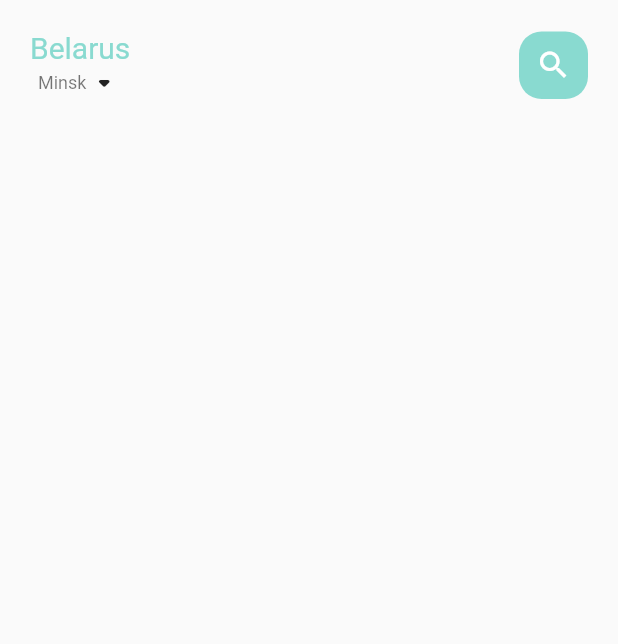
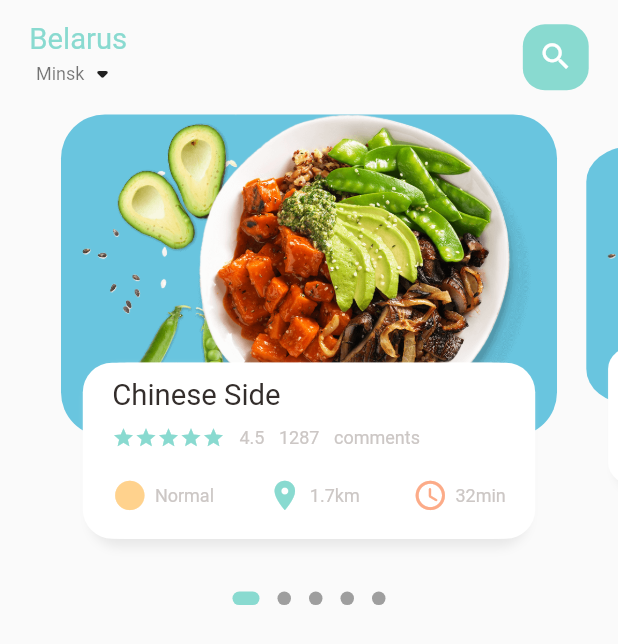
Before and after one commit to JuliaKliuchuk/flutter_ecommerce_app, a Flutter app: the screen it shows after launch, on a phone screen of 412 x 824 dp. Shown: the top 644 px of the screen. Run offline on Flutter 3.47's test engine with Material 2 defaults, Android fonts, the phone set to English and light mode, and no system bars; drawn by our look-alikes of dots_indicator; our stand-ins replace get.

Commit message:
added slider with food card; added adaptive sizes

```diff
--- /dev/null
+++ b/lib/home/food_page_body.dart
@@ -0,0 +1,201 @@
+import 'package:dots_indicator/dots_indicator.dart';
+import 'package:flutter/material.dart';
+import 'package:flutter_ecommerce_app/utils/colors.dart';
+import 'package:flutter_ecommerce_app/widgets/big_text.dart';
+import 'package:flutter_ecommerce_app/widgets/small_text.dart';
+
+import '../utils/dimentions.dart';
+import '../widgets/icon_and_text_widgets.dart';
+
+class FoodPageBody extends StatefulWidget {
+  const FoodPageBody({super.key});
+
+  @override
+  State<FoodPageBody> createState() => _FoodPageBodyState();
+}
+
+class _FoodPageBodyState extends State<FoodPageBody> {
+  final PageController _pageController = PageController(viewportFraction: 0.85);
+  var _currPageValue = 0.0;
+  final double _scaleFactor = 0.8;
+  final double _height = Dementions.pageViewContainer;
+
+  @override
+  void initState() {
+    super.initState();
+    _pageController.addListener(() {
+      setState(() {
+        _currPageValue = _pageController.page!;
+      });
+    });
+  }
+
+  @override
+  void dispose() {
+    super.dispose();
+    _pageController.dispose();
+  }
+
+  @override
+  Widget build(BuildContext context) {
+    return Column(
+      children: [
+        // slider
+        SizedBox(
+          height: Dementions.pageView,
+          child: PageView.builder(
+            controller: _pageController,
+            itemCount: 5,
+            itemBuilder: (context, position) {
+              return _buildPageItem(position);
+            },
+          ),
+        ),
+        //dots
+        DotsIndicator(
+          dotsCount: 5,
+          position: _currPageValue,
+          decorator: DotsDecorator(
+            activeColor: AppColors.mainColor,
+            size: const Size.square(9.0),
+            activeSize: const Size(18.0, 9.0),
+            activeShape: RoundedRectangleBorder(
+                borderRadius: BorderRadius.circular(5.0)),
+          ),
+        )
+      ],
+    );
+  }
+
+  Widget _buildPageItem(int index) {
+    //carousel customization (change card size)
+    Matrix4 matrix = Matrix4.identity();
+
+    if (index == _currPageValue.floor()) {
+      var currScale = 1 - (_currPageValue - index) * (1 - _scaleFactor);
+      var currTrans = _height * (1 - currScale) / 2;
+      matrix = Matrix4.diagonal3Values(1, currScale, 1)
+        ..setTranslationRaw(0, currTrans, 0);
+    } else if (index == _currPageValue.floor() + 1) {
+      var currScale =
+          _scaleFactor + (_currPageValue - index + 1) * (1 - _scaleFactor);
+      var currTrans = _height * (1 - currScale) / 2;
+      matrix = Matrix4.diagonal3Values(1, currScale, 1);
+      matrix = Matrix4.diagonal3Values(1, currScale, 1)
+        ..setTranslationRaw(0, currTrans, 0);
+    } else if (index == _currPageValue.floor() - 1) {
+      var currScale = 1 - (_currPageValue - index) * (1 - _scaleFactor);
+      var currTrans = _height * (1 - currScale) / 2;
+      matrix = Matrix4.diagonal3Values(1, currScale, 1);
+      matrix = Matrix4.diagonal3Values(1, currScale, 1)
+        ..setTranslationRaw(0, currTrans, 0);
+    } else {
+      var currScale = 0.8;
+      matrix = Matrix4.diagonal3Values(1, currScale, 1)
+        ..setTranslationRaw(0, _height * (1 - _scaleFactor) / 2, 1);
+    }
+
+    return Transform(
+      transform: matrix,
+      child: Stack(children: [
+        Container(
+          height: Dementions.pageViewContainer,
+          margin: EdgeInsets.only(
+            left: Dementions.width10,
+            right: Dementions.width10,
+          ),
+          decoration: BoxDecoration(
+            borderRadius: BorderRadius.circular(Dementions.radius30),
+            color: const Color(0xFF69c5df),
+            image: const DecorationImage(
+              image: AssetImage('assets/image/food1.png'),
+              fit: BoxFit.cover,
+            ),
+          ),
+        ),
+        Align(
+          alignment: Alignment.bottomCenter,
+          child: Container(
+            height: Dementions.pageViewTextContainer,
+            margin: EdgeInsets.only(
+                left: Dementions.width30,
+                right: Dementions.width30,
+                bottom: Dementions.height30),
+            decoration: BoxDecoration(
+              borderRadius: BorderRadius.circular(Dementions.radius20),
+              color: Colors.white,
+              boxShadow: const [
+                BoxShadow(
+                  color: Color(0xFFe8e8e8),
+                  blurRadius: 5.0,
+                  offset: Offset(0, 5),
+                ),
+                BoxShadow(
+                  color: Colors.white,
+                  offset: Offset(-5, 0),
+                ),
+                BoxShadow(
+                  color: Colors.white,
+                  offset: Offset(5, 0),
+                ),
+              ],
+            ),
+            child: Container(
+              padding: EdgeInsets.only(
+                  top: Dementions.height10,
+                  left: Dementions.width15,
+                  right: Dementions.width15),
+              child: Column(
+                crossAxisAlignment: CrossAxisAlignment.start,
+                children: [
+                  const BigText(text: 'Chinese Side'),
+                  SizedBox(height: Dementions.height10),
+                  Row(
+                    children: [
+                      Wrap(
+                        children: List.generate(
+                            5,
+                            (index) => const Icon(
+                                  Icons.star,
+                                  color: AppColors.mainColor,
+                                  size: 15,
+                                )),
+                      ),
+                      SizedBox(width: Dementions.width10),
+                      const SmallText(text: '4.5'),
+                      SizedBox(width: Dementions.width10),
+                      const SmallText(text: '1287'),
+                      SizedBox(width: Dementions.width10),
+                      const SmallText(text: 'comments'),
+                    ],
+                  ),
+                  SizedBox(height: Dementions.height20),
+                  Row(
+                    mainAxisAlignment: MainAxisAlignment.spaceBetween,
+                    children: const [
+                      IconAndTextWidget(
+                        icon: Icons.circle_sharp,
+                        text: 'Normal',
+                        iconColor: AppColors.iconColor1,
+                      ),
+                      IconAndTextWidget(
+                        icon: Icons.location_on,
+                        text: '1.7km',
+                        iconColor: AppColors.mainColor,
+                      ),
+                      IconAndTextWidget(
+                        icon: Icons.access_time_rounded,
+                        text: '32min',
+                        iconColor: AppColors.iconColor2,
+                      ),
+                    ],
+                  )
+                ],
+              ),
+            ),
+          ),
+        ),
+      ]),
+    );
+  }
+}
--- a/lib/home/main_food_page.dart
+++ b/lib/home/main_food_page.dart
@@ -1,8 +1,10 @@
 import 'package:flutter/material.dart';
+import 'package:flutter_ecommerce_app/utils/dimentions.dart';
 
 import '../utils/colors.dart';
 import '../widgets/big_text.dart';
 import '../widgets/small_text.dart';
+import 'food_page_body.dart';
 
 class MainFoodPage extends StatefulWidget {
   const MainFoodPage({super.key});
@@ -18,8 +20,12 @@ class _MainFoodPageState extends State<MainFoodPage> {
       body: SafeArea(
         child: Column(
           children: [
+            // header
             Container(
-              padding: const EdgeInsets.all(20),
+              padding: EdgeInsets.only(
+                  left: Dementions.width20, right: Dementions.width20),
+              margin: EdgeInsets.only(
+                  top: Dementions.height15, bottom: Dementions.height15),
               child: Row(
                 mainAxisAlignment: MainAxisAlignment.spaceBetween,
                 children: [
@@ -41,17 +47,23 @@ class _MainFoodPageState extends State<MainFoodPage> {
                     ],
                   ),
                   Container(
-                    width: 46,
-                    height: 45,
+                    width: Dementions.height45,
+                    height: Dementions.height45,
                     decoration: BoxDecoration(
-                      borderRadius: BorderRadius.circular(15),
+                      borderRadius: BorderRadius.circular(Dementions.radius15),
                       color: AppColors.mainColor,
                     ),
-                    child: const Icon(Icons.search, color: Colors.white),
+                    child: Icon(
+                      Icons.search,
+                      color: Colors.white,
+                      size: Dementions.iconSize24,
+                    ),
                   ),
                 ],
               ),
             ),
+            //carusel
+            const FoodPageBody(),
           ],
         ),
       ),
--- a/lib/main.dart
+++ b/lib/main.dart
@@ -1,4 +1,5 @@
 import 'package:flutter/material.dart';
+import 'package:get/get.dart';
 
 import 'home/main_food_page.dart';
 
@@ -11,7 +12,7 @@ class MyApp extends StatelessWidget {
 
   @override
   Widget build(BuildContext context) {
-    return MaterialApp(
+    return GetMaterialApp(
       debugShowCheckedModeBanner: false,
       title: 'Flutter Demo',
       theme: ThemeData(
--- a/lib/utils/colors.dart
+++ b/lib/utils/colors.dart
@@ -4,8 +4,8 @@ class AppColors {
   static const Color textColor = Color(0xFFccc7c5);
   static const Color mainColor = Color(0xFF89dad0);
   static const Color iconColor1 = Color(0xFFffd28d);
-  static const Color iconColor2 = Color(0xFF8f837f);
-  static const Color paramColor = Color(0xFFccc7c5);
+  static const Color iconColor2 = Color(0xFFfcab88);
+  static const Color paramColor = Color(0xFF8f837f);
   static const Color buttonBgColor = Color(0xFFf7f6f4);
   static const Color signColor = Color(0xFFa9a29f);
   static const Color titleColor = Color(0xFF5c524f);
--- /dev/null
+++ b/lib/utils/dimentions.dart
@@ -0,0 +1,34 @@
+import 'package:get/get.dart';
+
+class Dementions {
+  static double screenHeignt = Get.context!.height;
+  static double screenWidth = Get.context!.width;
+
+  static double pageView = screenHeignt / 2.64;
+  static double pageViewContainer = screenHeignt / 3.84;
+  static double pageViewTextContainer = screenHeignt / 7.03;
+
+// dynamic height padding and margin
+  static double height10 = screenHeignt / 84.4;
+  static double height15 = screenHeignt / 56.27;
+  static double height20 = screenHeignt / 42.2;
+  static double height30 = screenHeignt / 28.13;
+  static double height45 = screenHeignt / 18.76;
+
+  // dynamic width  padding and margin
+  static double width10 = screenHeignt / 84.4;
+  static double width15 = screenHeignt / 56.27;
+  static double width20 = screenHeignt / 42.2;
+  static double width30 = screenHeignt / 28.13;
+
+  //font
+  static double font20 = screenHeignt / 42.2;
+
+  //radius
+  static double radius15 = screenHeignt / 56.27;
+  static double radius20 = screenHeignt / 42.2;
+  static double radius30 = screenHeignt / 28.13;
+
+  // icon size
+  static double iconSize24 = screenHeignt / 35.17;
+}
--- a/lib/widgets/big_text.dart
+++ b/lib/widgets/big_text.dart
@@ -1,4 +1,5 @@
 import 'package:flutter/cupertino.dart';
+import 'package:flutter_ecommerce_app/utils/dimentions.dart';
 
 class BigText extends StatelessWidget {
   final Color? color;
@@ -10,7 +11,7 @@ class BigText extends StatelessWidget {
     Key? key,
     this.color = const Color(0xFF332d2b),
     required this.text,
-    this.size = 20,
+    this.size = 0,
     this.overflow = TextOverflow.ellipsis,
   }) : super(key: key);
 
@@ -21,7 +22,7 @@ class BigText extends StatelessWidget {
       maxLines: 1,
       overflow: overflow,
       style: TextStyle(
-          fontSize: size,
+          fontSize: size == 0 ? Dementions.font20 : size,
           color: color,
           fontFamily: 'Roboto',
           fontWeight: FontWeight.w400),
--- /dev/null
+++ b/lib/widgets/icon_and_text_widgets.dart
@@ -0,0 +1,36 @@
+import 'package:flutter/cupertino.dart';
+import 'package:flutter_ecommerce_app/utils/dimentions.dart';
+import 'package:flutter_ecommerce_app/widgets/small_text.dart';
+
+class IconAndTextWidget extends StatelessWidget {
+  final IconData icon;
+  final String text;
+  final Color color;
+  final Color iconColor;
+
+  const IconAndTextWidget(
+      {super.key,
+      required this.icon,
+      required this.text,
+      this.color = const Color(0xFFccc7c5),
+      required this.iconColor});
+
+  @override
+  Widget build(BuildContext context) {
+    return Row(
+      children: [
+        Icon(
+          icon,
+          color: iconColor,
+          size: Dementions.iconSize24,
+        ),
+        const SizedBox(
+          width: 5,
+        ),
+        SmallText(
+          text: text,
+        )
+      ],
+    );
+  }
+}
```
Also changed, not shown: pubspec.yaml (+7 -5 lines), assets/image/food1.png (added), assets/image/food3.png (added), assets/image/food4.png (added), assets/image/food5.png (added), pubspec.lock, 1 other file.
